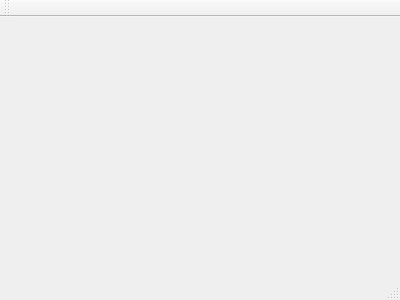
Old version of the form mainwindow.ui in the repository mariod93/warcaby.
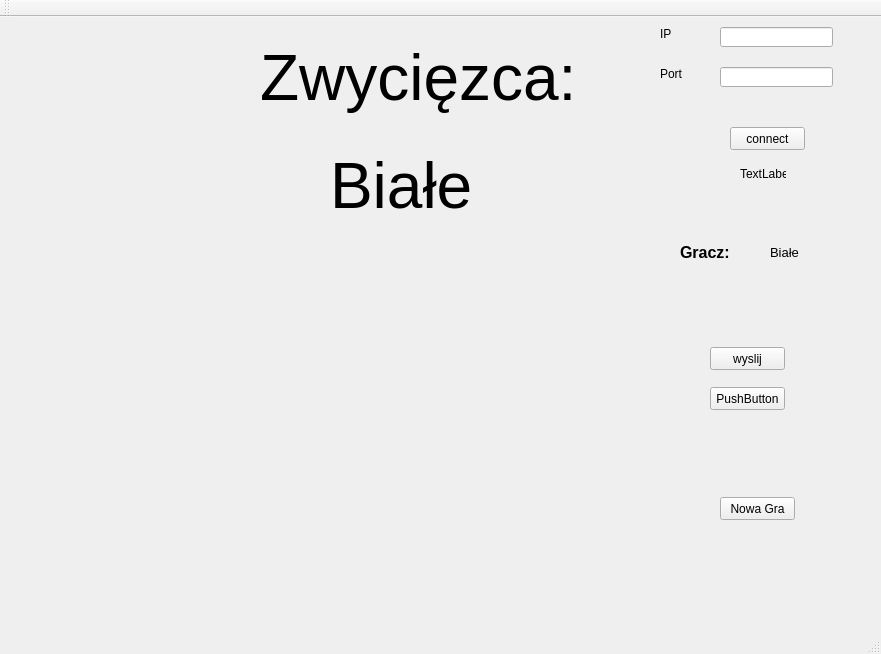
New version of the form. Custom widgets are drawn as their Qt base class.

```diff
--- a/mainwindow.ui
+++ b/mainwindow.ui
@@ -1,24 +1,309 @@
 <ui version="4.0">
  <class>MainWindow</class>
- <widget class="QMainWindow" name="MainWindow" >
-  <property name="geometry" >
+ <widget class="QMainWindow" name="MainWindow">
+  <property name="geometry">
    <rect>
     <x>0</x>
     <y>0</y>
-    <width>400</width>
-    <height>300</height>
+    <width>881</width>
+    <height>654</height>
    </rect>
   </property>
   <property name="windowTitle" >
    <string>MainWindow</string>
   </property>
-  <widget class="QMenuBar" name="menuBar" />
-  <widget class="QToolBar" name="mainToolBar" />
-  <widget class="QWidget" name="centralWidget" />
-  <widget class="QStatusBar" name="statusBar" />
+  <widget class="QWidget" name="centralWidget">
+   <widget class="QPushButton" name="connect">
+    <property name="geometry">
+     <rect>
+      <x>730</x>
+      <y>110</y>
+      <width>75</width>
+      <height>23</height>
+     </rect>
+    </property>
+    <property name="text">
+     <string>connect</string>
+    </property>
+   </widget>
+   <widget class="QLabel" name="label_3">
+    <property name="geometry">
+     <rect>
+      <x>660</x>
+      <y>50</y>
+      <width>46</width>
+      <height>13</height>
+     </rect>
+    </property>
+    <property name="text">
+     <string>Port</string>
+    </property>
+   </widget>
+   <widget class="QLineEdit" name="lineEditPort">
+    <property name="geometry">
+     <rect>
+      <x>720</x>
+      <y>50</y>
+      <width>113</width>
+      <height>20</height>
+     </rect>
+    </property>
+   </widget>
+   <widget class="QLabel" name="label_2">
+    <property name="geometry">
+     <rect>
+      <x>660</x>
+      <y>10</y>
+      <width>46</width>
+      <height>13</height>
+     </rect>
+    </property>
+    <property name="text">
+     <string>IP</string>
+    </property>
+   </widget>
+   <widget class="QLineEdit" name="lineEditIP">
+    <property name="geometry">
+     <rect>
+      <x>720</x>
+      <y>10</y>
+      <width>113</width>
+      <height>20</height>
+     </rect>
+    </property>
+   </widget>
+   <widget class="QLabel" name="gracz_2">
+    <property name="geometry">
+     <rect>
+      <x>680</x>
+      <y>220</y>
+      <width>61</width>
+      <height>31</height>
+     </rect>
+    </property>
+    <property name="font">
+     <font>
+      <pointsize>12</pointsize>
+      <weight>75</weight>
+      <bold>true</bold>
+     </font>
+    </property>
+    <property name="text">
+     <string>Gracz:</string>
+    </property>
+    <property name="textFormat">
+     <enum>Qt::PlainText</enum>
+    </property>
+   </widget>
+   <widget class="QLabel" name="gracz">
+    <property name="geometry">
+     <rect>
+      <x>770</x>
+      <y>220</y>
+      <width>61</width>
+      <height>31</height>
+     </rect>
+    </property>
+    <property name="font">
+     <font>
+      <pointsize>10</pointsize>
+     </font>
+    </property>
+    <property name="text">
+     <string>Białe</string>
+    </property>
+   </widget>
+   <widget class="TPlansza" name="plansza" native="true">
+    <property name="geometry">
+     <rect>
+      <x>30</x>
+      <y>10</y>
+      <width>621</width>
+      <height>481</height>
+     </rect>
+    </property>
+    <property name="palette">
+     <palette>
+      <active>
+       <colorrole role="Base">
+        <brush brushstyle="SolidPattern">
+         <color alpha="255">
+          <red>255</red>
+          <green>170</green>
+          <blue>0</blue>
+         </color>
+        </brush>
+       </colorrole>
+      </active>
+      <inactive>
+       <colorrole role="Base">
+        <brush brushstyle="SolidPattern">
+         <color alpha="255">
+          <red>255</red>
+          <green>170</green>
+          <blue>0</blue>
+         </color>
+        </brush>
+       </colorrole>
+      </inactive>
+      <disabled>
+       <colorrole role="Base">
+        <brush brushstyle="SolidPattern">
+         <color alpha="255">
+          <red>240</red>
+          <green>240</green>
+          <blue>240</blue>
+         </color>
+        </brush>
+       </colorrole>
+      </disabled>
+     </palette>
+    </property>
+    <property name="cursor">
+     <cursorShape>OpenHandCursor</cursorShape>
+    </property>
+    <property name="autoFillBackground">
+     <bool>false</bool>
+    </property>
+   </widget>
+   <widget class="QPushButton" name="nowa_gra">
+    <property name="geometry">
+     <rect>
+      <x>720</x>
+      <y>480</y>
+      <width>75</width>
+      <height>23</height>
+     </rect>
+    </property>
+    <property name="text">
+     <string>Nowa Gra</string>
+    </property>
+   </widget>
+   <widget class="QLabel" name="z_tag">
+    <property name="geometry">
+     <rect>
+      <x>260</x>
+      <y>10</y>
+      <width>371</width>
+      <height>101</height>
+     </rect>
+    </property>
+    <property name="font">
+     <font>
+      <pointsize>48</pointsize>
+     </font>
+    </property>
+    <property name="text">
+     <string>Zwycięzca: </string>
+    </property>
+   </widget>
+   <widget class="QLabel" name="zwyciezca">
+    <property name="geometry">
+     <rect>
+      <x>330</x>
+      <y>130</y>
+      <width>221</width>
+      <height>77</height>
+     </rect>
+    </property>
+    <property name="font">
+     <font>
+      <pointsize>48</pointsize>
+     </font>
+    </property>
+    <property name="text">
+     <string>Białe</string>
+    </property>
+    <property name="scaledContents">
+     <bool>false</bool>
+    </property>
+   </widget>
+   <widget class="QLabel" name="polaczenie">
+    <property name="geometry">
+     <rect>
+      <x>740</x>
+      <y>150</y>
+      <width>46</width>
+      <height>13</height>
+     </rect>
+    </property>
+    <property name="text">
+     <string>TextLabel</string>
+    </property>
+   </widget>
+   <widget class="QPushButton" name="wyslij">
+    <property name="geometry">
+     <rect>
+      <x>710</x>
+      <y>330</y>
+      <width>75</width>
+      <height>23</height>
+     </rect>
+    </property>
+    <property name="text">
+     <string>wyslij</string>
+    </property>
+   </widget>
+   <widget class="QPushButton" name="pobierz">
+    <property name="geometry">
+     <rect>
+      <x>710</x>
+      <y>370</y>
+      <width>75</width>
+      <height>23</height>
+     </rect>
+    </property>
+    <property name="text">
+     <string>PushButton</string>
+    </property>
+   </widget>
+   <zorder>connect</zorder>
+   <zorder>label_3</zorder>
+   <zorder>lineEditPort</zorder>
+   <zorder>label_2</zorder>
+   <zorder>lineEditIP</zorder>
+   <zorder>gracz_2</zorder>
+   <zorder>gracz</zorder>
+   <zorder>nowa_gra</zorder>
+   <zorder>plansza</zorder>
+   <zorder>z_tag</zorder>
+   <zorder>zwyciezca</zorder>
+   <zorder>polaczenie</zorder>
+   <zorder>wyslij</zorder>
+   <zorder>pobierz</zorder>
+  </widget>
+  <widget class="QMenuBar" name="menuBar">
+   <property name="geometry">
+    <rect>
+     <x>0</x>
+     <y>0</y>
+     <width>881</width>
+     <height>21</height>
+    </rect>
+   </property>
+  </widget>
+  <widget class="QStatusBar" name="statusBar"/>
+  <widget class="QToolBar" name="toolBar">
+   <property name="windowTitle">
+    <string>toolBar</string>
+   </property>
+   <attribute name="toolBarArea">
+    <enum>TopToolBarArea</enum>
+   </attribute>
+   <attribute name="toolBarBreak">
+    <bool>false</bool>
+   </attribute>
+  </widget>
  </widget>
- <layoutDefault spacing="6" margin="11" />
- <pixmapfunction></pixmapfunction>
+ <layoutdefault spacing="6" margin="11"/>
+ <customwidgets>
+  <customwidget>
+   <class>TPlansza</class>
+   <extends>QWidget</extends>
+   <header location="global">tplansza.h</header>
+   <container>1</container>
+  </customwidget>
+ </customwidgets>
  <resources/>
  <connections/>
 </ui>
```
Left out of the diff: 3 changed lines with no effect on the pictures.
